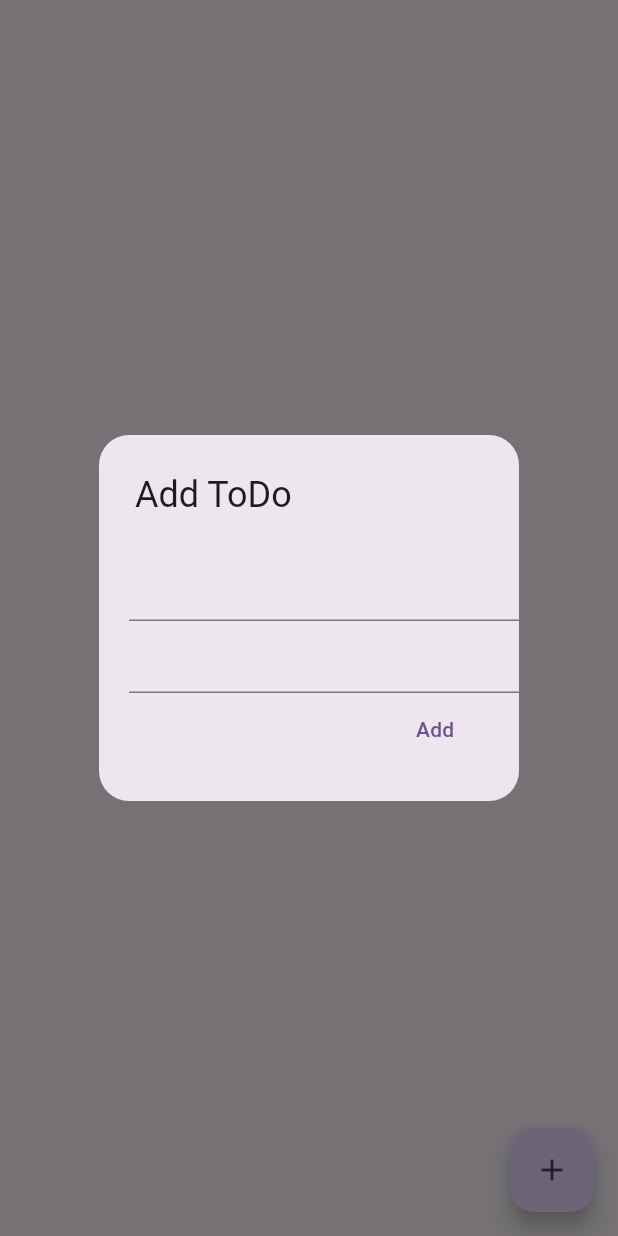
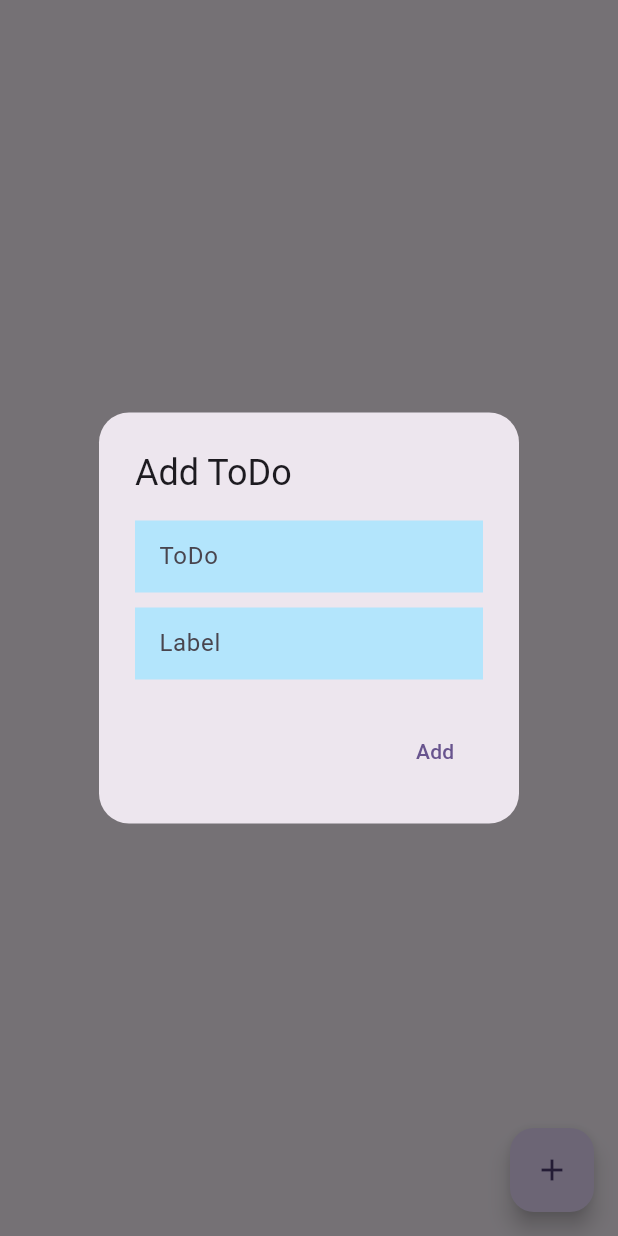
Before and after one commit to AustinJNilavoor/todo, a Flutter app: the screen it shows after launch, after a tap on the "add" icon, on a phone screen of 412 x 824 dp. Run offline on Flutter 3.47's test engine with Material 3 defaults, Android fonts, the phone set to English and light mode, and no system bars; our stand-ins replace hive, hive_flutter; accounts and stored records are empty.

Commit message:
fixed alerdialog ui

```diff
--- a/lib/homepage.dart
+++ b/lib/homepage.dart
@@ -14,6 +14,13 @@ class _HomePageState extends State<HomePage> {
   final todoController = TextEditingController();
   final labelController = TextEditingController();
   final formKey = GlobalKey<FormState>();
+  @override
+  void dispose() {
+    todoController.dispose();
+    labelController.dispose();
+    super.dispose();
+  }
+
   @override
   Widget build(BuildContext context) {
     return Scaffold(
@@ -35,8 +42,6 @@ class _HomePageState extends State<HomePage> {
 
   Widget addDialog() {
     return AlertDialog(
-      contentPadding: const EdgeInsets.only(top: 20, left: 20),
-      // backgroundColor: Colors.grey.shade900,
       shape: const RoundedRectangleBorder(
         borderRadius: BorderRadius.all(Radius.circular(20.0)),
       ),
@@ -49,34 +54,22 @@ class _HomePageState extends State<HomePage> {
             TextFormField(
               validator: (todo) => todo == null || todo.isEmpty ? '!!' : null,
               controller: todoController,
-              // decoration: InputDecoration(
-              //     filled: true,
-              //     fillColor: Colors.grey.shade900,
-              //     border: InputBorder.none,
-              //     contentPadding: const EdgeInsets.only(
-              //         left: 15, bottom: 16, top: 75, right: 18),
-              //     hintText: "Amount",
-              //     hintStyle: const TextStyle(color: Colors.white70)),
-              // style: const TextStyle(fontSize: 50, color: Colors.white70),
-              // cursorColor: Colors.white70,
-              // cursorHeight: 62,
-              // textAlign: TextAlign.end,
+              decoration: InputDecoration(
+                filled: true,
+                fillColor: Colors.lightBlue.shade100,
+                border: InputBorder.none,
+                hintText: "ToDo",
+              ),
             ),
+            SizedBox(height: 10),
             TextFormField(
-              // validator: (todo) => todo != null ? '!!' : null,
               controller: labelController,
-              // decoration: InputDecoration(
-              //     filled: true,
-              //     fillColor: Colors.grey.shade900,
-              //     border: InputBorder.none,
-              //     contentPadding: const EdgeInsets.only(
-              //         left: 15, bottom: 16, top: 75, right: 18),
-              //     hintText: "Amount",
-              //     hintStyle: const TextStyle(color: Colors.white70)),
-              // style: const TextStyle(fontSize: 50, color: Colors.white70),
-              // cursorColor: Colors.white70,
-              // cursorHeight: 62,
-              // textAlign: TextAlign.end,
+              decoration: InputDecoration(
+                filled: true,
+                fillColor: Colors.lightBlue.shade100,
+                border: InputBorder.none,
+                hintText: "Label",
+              ),
             ),
           ],
         ),
@@ -92,6 +85,7 @@ class _HomePageState extends State<HomePage> {
         if (isValid) {
           print(todoctrl.text);
           addTodo(todoctrl.text);
+          todoctrl.text = '';
           Navigator.of(context).pop();
         }
       },
```
